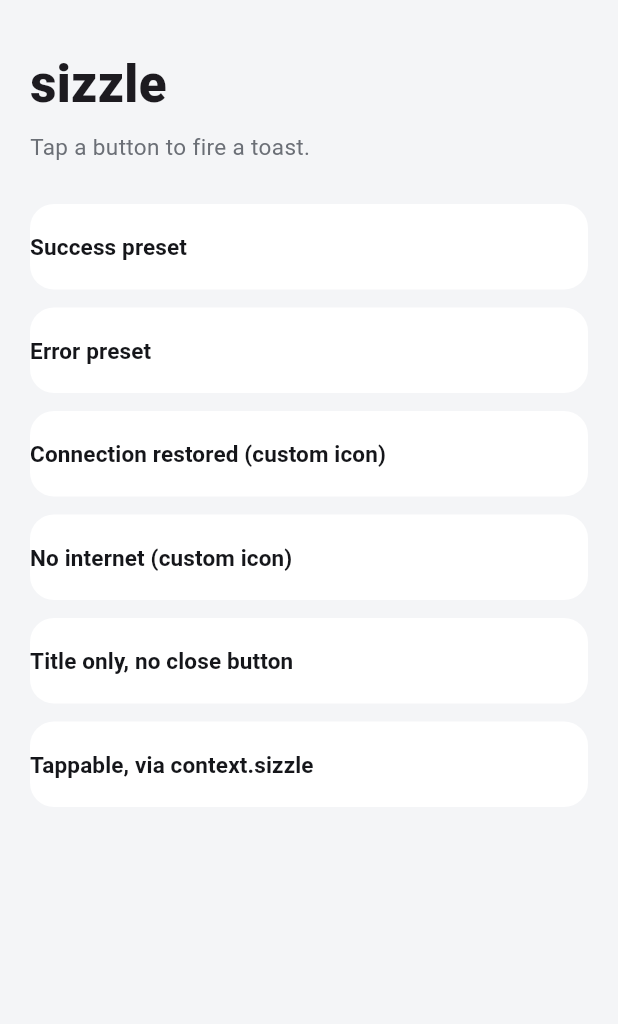
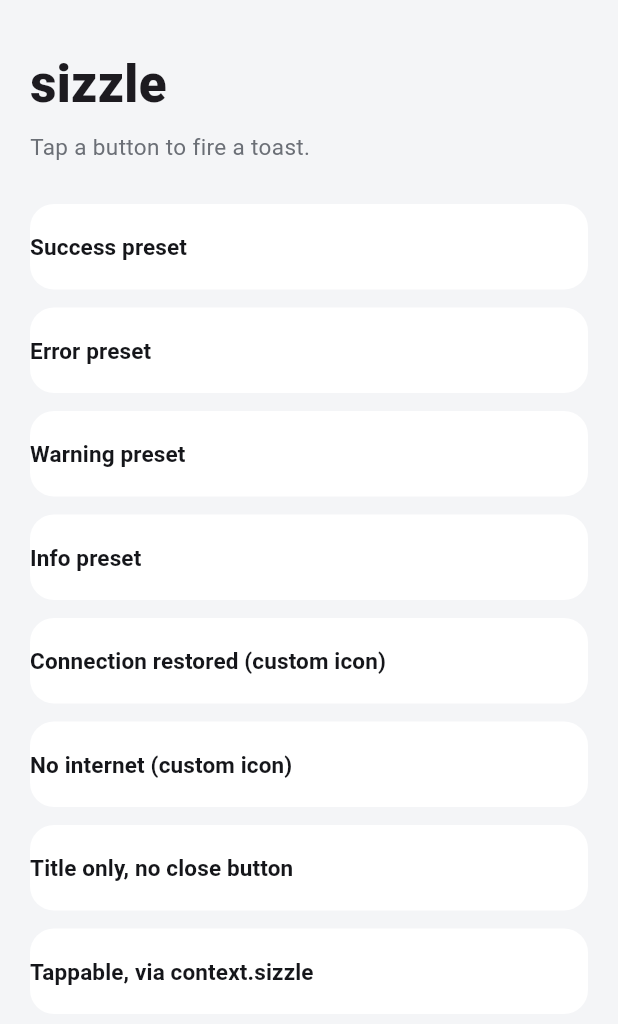
Before and after one commit to sixtusagbo/sizzle, a Flutter app: the screen it shows after launch, on a phone screen of 412 x 824 dp. Shown: the top 1024 px of the screen. Run offline on Flutter 3.47's test engine with Material 3 defaults, Android fonts, the phone set to English and light mode, and no system bars.

Commit message:
Add warning and info presets

```diff
--- a/example/lib/main.dart
+++ b/example/lib/main.dart
@@ -41,6 +41,24 @@ class HomePage extends StatelessWidget {
         type: SizzleType.error,
         title: 'Upload failed',
         message: 'Something went wrong. Try again.',
+      ),
+    ),
+    Demo(
+      'Warning preset',
+      (c) => Sizzle.show(
+        c,
+        type: SizzleType.warning,
+        title: 'Storage almost full',
+        message: 'Free up space to keep syncing.',
+      ),
+    ),
+    Demo(
+      'Info preset',
+      (c) => Sizzle.show(
+        c,
+        type: SizzleType.info,
+        title: 'Update available',
+        message: 'Version 2.1 is ready to install.',
       ),
     ),
     Demo(
--- a/lib/src/sizzle_style.dart
+++ b/lib/src/sizzle_style.dart
@@ -36,6 +36,18 @@ class SizzleStyle {
     icon: Icons.close_rounded,
   );
 
+  static const SizzleStyle _warning = SizzleStyle(
+    accentColor: Color(0xFFE8910A),
+    tintColor: Color(0xFFFDF1E0),
+    icon: Icons.priority_high_rounded,
+  );
+
+  static const SizzleStyle _info = SizzleStyle(
+    accentColor: Color(0xFF2D7FF9),
+    tintColor: Color(0xFFE8F1FE),
+    icon: Icons.info_outline_rounded,
+  );
+
   /// Resolves the style for [type].
   static SizzleStyle of(SizzleType type) {
     switch (type) {
@@ -43,6 +55,10 @@ class SizzleStyle {
         return _success;
       case SizzleType.error:
         return _error;
+      case SizzleType.warning:
+        return _warning;
+      case SizzleType.info:
+        return _info;
     }
   }
 }
--- a/lib/src/sizzle_type.dart
+++ b/lib/src/sizzle_type.dart
@@ -1,11 +1,14 @@
 /// The semantic kind of a toast, which selects its color and default icon.
-///
-/// Milestone 1 ships [success] and [error]. Further variants (warning, info)
-/// land in a later release.
 enum SizzleType {
   /// A positive, confirming message. Green accent.
   success,
 
   /// A failure or problem the user should notice. Red accent.
   error,
+
+  /// A caution the user should weigh before continuing. Amber accent.
+  warning,
+
+  /// A neutral, informational note. Blue accent.
+  info,
 }
```
Also changed, not shown: 3 other files.
